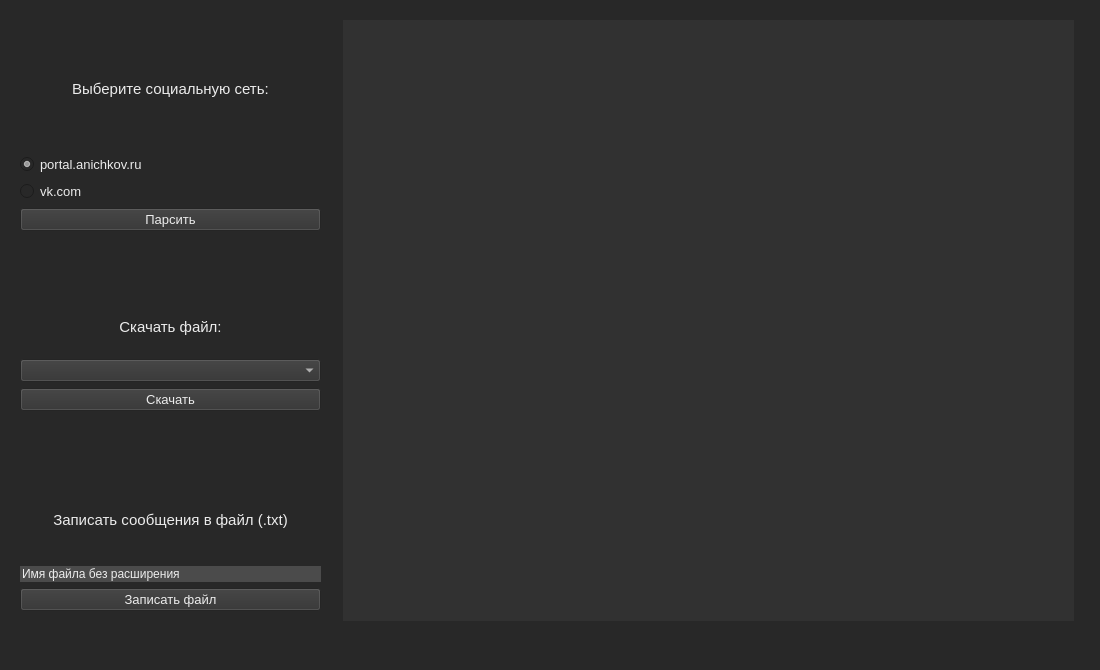
Qt form parser.ui (k-kulich/first_study_rep) before a commit.
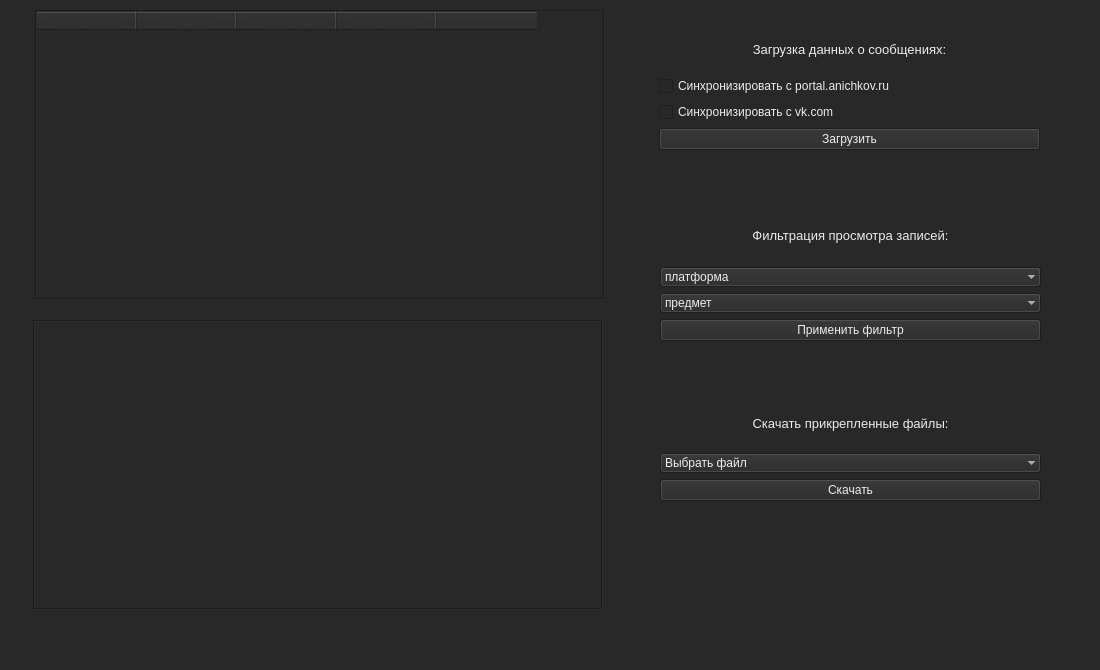
The same form after that commit. Icons and pictures are not drawn.

Commit message: Получение постов из ВК без их дальнейшей обработки

Patch:
```diff
--- a/parser.ui
+++ b/parser.ui
@@ -30,40 +30,90 @@
     <normaloff>../../../../Pictures/Разное/parser_icon.svg</normaloff>../../../../Pictures/Разное/parser_icon.svg</iconset>
   </property>
   <property name="styleSheet">
-   <string notr="true">background-color: rgb(40, 40, 40);</string>
+   <string notr="true">background-color: rgb(40, 40, 40);
+selection-background-color: rgba(255, 170, 0, 250);
+selection-color: rgba(50, 50, 50, 240);
+color: rgba(240, 240, 240, 250);</string>
   </property>
   <widget class="QWidget" name="centralwidget">
-   <widget class="QPlainTextEdit" name="plainText">
-    <property name="enabled">
-     <bool>true</bool>
+   <widget class="QTableWidget" name="tableDBView">
+    <property name="geometry">
+     <rect>
+      <x>35</x>
+      <y>10</y>
+      <width>570</width>
+      <height>290</height>
+     </rect>
     </property>
+    <property name="minimumSize">
+     <size>
+      <width>570</width>
+      <height>290</height>
+     </size>
+    </property>
+    <property name="styleSheet">
+     <string notr="true">selection-background-color: rgba(255, 170, 0, 250);
+alternate-background-color: rgba(240, 240, 240, 250);
+color: rgba(50, 50, 50, 250);</string>
+    </property>
+    <property name="frameShape">
+     <enum>QFrame::Box</enum>
+    </property>
+    <property name="frameShadow">
+     <enum>QFrame::Sunken</enum>
+    </property>
+    <property name="gridStyle">
+     <enum>Qt::SolidLine</enum>
+    </property>
+    <column>
+     <property name="text">
+      <string>Платформа</string>
+     </property>
+    </column>
+    <column>
+     <property name="text">
+      <string>Предмет</string>
+     </property>
+    </column>
+    <column>
+     <property name="text">
+      <string>Публикующий</string>
+     </property>
+    </column>
+    <column>
+     <property name="text">
+      <string>New Column</string>
+     </property>
+    </column>
+    <column>
+     <property name="text">
+      <string/>
+     </property>
+    </column>
+   </widget>
+   <widget class="QPlainTextEdit" name="messageTextView">
     <property name="geometry">
      <rect>
-      <x>343</x>
-      <y>20</y>
-      <width>731</width>
-      <height>601</height>
+      <x>33</x>
+      <y>320</y>
+      <width>570</width>
+      <height>290</height>
      </rect>
     </property>
+    <property name="minimumSize">
+     <size>
+      <width>570</width>
+      <height>290</height>
+     </size>
+    </property>
     <property name="font">
      <font>
       <family>Segoe UI</family>
+      <pointsize>9</pointsize>
      </font>
     </property>
-    <property name="styleSheet">
-     <string notr="true">color: rgba(240, 240, 240, 250);
-selection-background-color: rgba(200, 200, 200, 240);
-selection-color: rgb(40, 40, 40);
-background-color: rgba(50, 50, 50, 240);</string>
-    </property>
     <property name="frameShape">
-     <enum>QFrame::NoFrame</enum>
-    </property>
-    <property name="frameShadow">
-     <enum>QFrame::Sunken</enum>
-    </property>
-    <property name="lineWidth">
-     <number>1</number>
+     <enum>QFrame::Box</enum>
     </property>
     <property name="readOnly">
      <bool>true</bool>
@@ -72,10 +122,10 @@
    <widget class="QWidget" name="verticalLayoutWidget">
     <property name="geometry">
      <rect>
-      <x>20</x>
-      <y>30</y>
-      <width>301</width>
-      <height>201</height>
+      <x>659</x>
+      <y>29</y>
+      <width>381</width>
+      <height>121</height>
      </rect>
     </property>
     <layout class="QVBoxLayout" name="verLay1">
@@ -84,14 +134,11 @@
        <property name="font">
         <font>
          <family>Segoe UI</family>
-         <pointsize>11</pointsize>
+         <pointsize>10</pointsize>
         </font>
        </property>
-       <property name="styleSheet">
-        <string notr="true">color: rgba(240, 240, 240, 250);</string>
-       </property>
        <property name="text">
-        <string>Выберите социальную сеть:</string>
+        <string>Загрузка данных о сообщениях:</string>
        </property>
        <property name="alignment">
         <set>Qt::AlignCenter</set>
@@ -99,58 +146,23 @@
       </widget>
      </item>
      <item>
-      <widget class="QRadioButton" name="anichkov">
-       <property name="font">
-        <font>
-         <family>Segoe UI</family>
-         <pointsize>10</pointsize>
-        </font>
-       </property>
-       <property name="styleSheet">
-        <string notr="true">color: rgba(240, 240, 240, 250);
-selection-color: rgb(40, 40, 40);</string>
-       </property>
+      <widget class="QCheckBox" name="sincPortal">
        <property name="text">
-        <string>portal.anichkov.ru</string>
+        <string>Синхронизировать с portal.anichkov.ru</string>
        </property>
-       <property name="checked">
-        <bool>true</bool>
-       </property>
       </widget>
      </item>
      <item>
-      <widget class="QRadioButton" name="vk">
-       <property name="font">
-        <font>
-         <family>Segoe UI</family>
-         <pointsize>10</pointsize>
-        </font>
-       </property>
-       <property name="styleSheet">
-        <string notr="true">color: rgba(240, 240, 240, 250);
-selection-color: rgb(40, 40, 40);</string>
-       </property>
+      <widget class="QCheckBox" name="sincVk">
        <property name="text">
-        <string>vk.com</string>
+        <string>Синхронизировать с vk.com</string>
        </property>
       </widget>
      </item>
      <item>
-      <widget class="QPushButton" name="parseBtn">
-       <property name="font">
-        <font>
-         <family>Segoe UI</family>
-         <pointsize>10</pointsize>
-        </font>
-       </property>
-       <property name="styleSheet">
-        <string notr="true">color: rgba(240, 240, 240, 250);
-selection-background-color: rgba(200, 200, 200, 240);
-selection-color: rgb(40, 40, 40);
-background-color: rgba(50, 50, 50, 240);</string>
-       </property>
+      <widget class="QPushButton" name="loadDataBtn">
        <property name="text">
-        <string>Парсить</string>
+        <string>Загрузить</string>
        </property>
       </widget>
      </item>
@@ -159,10 +171,10 @@
    <widget class="QWidget" name="verticalLayoutWidget_2">
     <property name="geometry">
      <rect>
-      <x>20</x>
-      <y>300</y>
-      <width>301</width>
-      <height>111</height>
+      <x>660</x>
+      <y>400</y>
+      <width>381</width>
+      <height>101</height>
      </rect>
     </property>
     <layout class="QVBoxLayout" name="verLay2">
@@ -171,14 +183,11 @@
        <property name="font">
         <font>
          <family>Segoe UI</family>
-         <pointsize>11</pointsize>
+         <pointsize>10</pointsize>
         </font>
        </property>
-       <property name="styleSheet">
-        <string notr="true">color: rgba(240, 240, 240, 250);</string>
-       </property>
        <property name="text">
-        <string>Скачать файл:</string>
+        <string>Скачать прикрепленные файлы:</string>
        </property>
        <property name="alignment">
         <set>Qt::AlignCenter</set>
@@ -186,36 +195,19 @@
       </widget>
      </item>
      <item>
-      <widget class="QComboBox" name="chooseAttach">
-       <property name="font">
-        <font>
-         <family>Segoe UI</family>
-         <pointsize>10</pointsize>
-        </font>
+      <widget class="QComboBox" name="selectAttach">
+       <property name="frame">
+        <bool>false</bool>
        </property>
-       <property name="styleSheet">
-        <string notr="true">color: rgba(240, 240, 240, 250);
-selection-background-color: rgba(200, 200, 200, 240);
-selection-color: rgb(40, 40, 40);
-background-color: rgba(50, 50, 50, 240);
-selection-background-color: rgb(255, 170, 0);</string>
-       </property>
+       <item>
+        <property name="text">
+         <string>Выбрать файл</string>
+        </property>
+       </item>
       </widget>
      </item>
      <item>
-      <widget class="QPushButton" name="saveAttach">
-       <property name="font">
-        <font>
-         <family>Segoe UI</family>
-         <pointsize>10</pointsize>
-        </font>
-       </property>
-       <property name="styleSheet">
-        <string notr="true">color: rgba(240, 240, 240, 250);
-selection-background-color: rgba(200, 200, 200, 240);
-selection-color: rgb(40, 40, 40);
-background-color: rgba(50, 50, 50, 240);</string>
-       </property>
+      <widget class="QPushButton" name="loadAttachBtn">
        <property name="text">
         <string>Скачать</string>
        </property>
@@ -226,9 +218,9 @@
    <widget class="QWidget" name="verticalLayoutWidget_3">
     <property name="geometry">
      <rect>
-      <x>20</x>
-      <y>480</y>
-      <width>301</width>
+      <x>660</x>
+      <y>210</y>
+      <width>381</width>
       <height>131</height>
      </rect>
     </property>
@@ -238,14 +230,11 @@
        <property name="font">
         <font>
          <family>Segoe UI</family>
-         <pointsize>11</pointsize>
+         <pointsize>10</pointsize>
         </font>
        </property>
-       <property name="styleSheet">
-        <string notr="true">color: rgba(240, 240, 240, 250);</string>
-       </property>
        <property name="text">
-        <string>Записать сообщения в файл (.txt)</string>
+        <string>Фильтрация просмотра записей:</string>
        </property>
        <property name="alignment">
         <set>Qt::AlignCenter</set>
@@ -253,45 +242,49 @@
       </widget>
      </item>
      <item>
-      <widget class="QLineEdit" name="fileName">
-       <property name="font">
-        <font>
-         <family>Segoe UI</family>
-         <pointsize>9</pointsize>
-        </font>
+      <widget class="QComboBox" name="platformFilter">
+       <property name="frame">
+        <bool>false</bool>
        </property>
-       <property name="styleSheet">
-        <string notr="true">color: rgba(240, 240, 240, 250);
-background-color:rgba(100, 100, 100, 150);
-selection-background-color: rgba(255, 170, 0, 180);
-selection-color: rgb(40, 40, 40);
-border-color: rgb(100, 100, 100);
-gridline-color: rgb(100, 100, 100);</string>
-       </property>
-       <property name="text">
-        <string>Имя файла без расширения</string>
-       </property>
+       <item>
+        <property name="text">
+         <string>платформа</string>
+        </property>
+       </item>
+       <item>
+        <property name="text">
+         <string>portal.anichkov.ru</string>
+        </property>
+       </item>
+       <item>
+        <property name="text">
+         <string>vk.com</string>
+        </property>
+       </item>
+      </widget>
+     </item>
+     <item>
+      <widget class="QComboBox" name="subjectFilter">
        <property name="frame">
         <bool>false</bool>
        </property>
+       <item>
+        <property name="text">
+         <string>предмет</string>
+        </property>
+       </item>
       </widget>
      </item>
      <item>
-      <widget class="QPushButton" name="saveFile">
-       <property name="font">
-        <font>
-         <family>Segoe UI</family>
-         <pointsize>10</pointsize>
-        </font>
+      <widget class="QPushButton" name="filterBtn">
+       <property name="enabled">
+        <bool>true</bool>
        </property>
-       <property name="styleSheet">
-        <string notr="true">color: rgba(240, 240, 240, 250);
-selection-background-color: rgba(200, 200, 200, 240);
-selection-color: rgb(40, 40, 40);
-background-color: rgba(50, 50, 50, 240);</string>
-       </property>
        <property name="text">
-        <string>Записать файл</string>
+        <string>Применить фильтр</string>
+       </property>
+       <property name="autoDefault">
+        <bool>false</bool>
        </property>
       </widget>
      </item>
```
Left out of the diff: 6 changed lines with no effect on the pictures. The commit also changes 1 other file.
